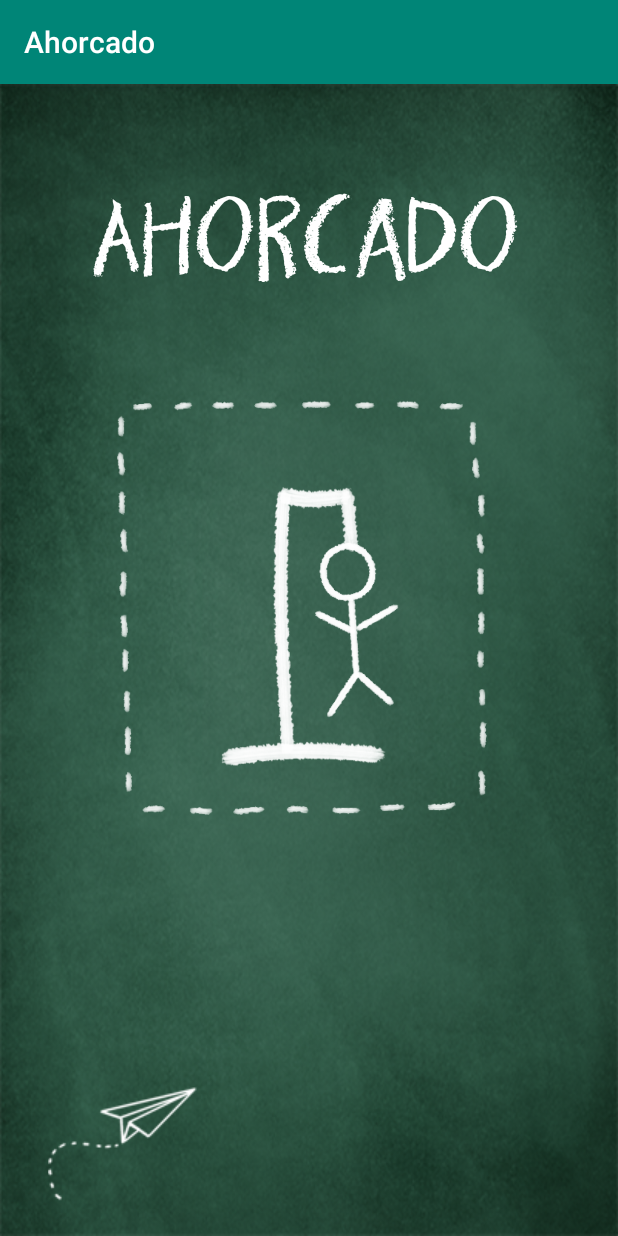
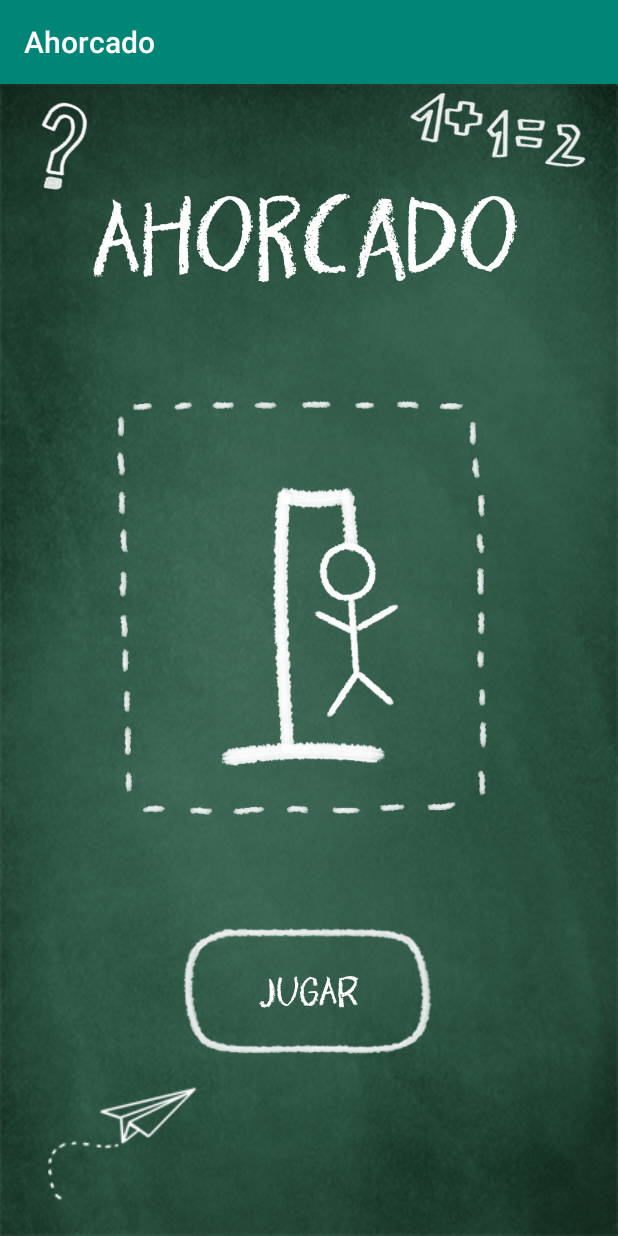
Before and after one commit to nicoleloupias/android-app, an Android app: the screen it shows after launch (MainActivity), on a phone screen of 412 x 824 dp. Run offline under Robolectric (Android 15) with nearby library versions, the phone set to English and light mode, and no system bars.

Commit message:
añadidoBotonesBien

```diff
--- a/app/src/main/java/com/example/ahorcado/MainActivity.java
+++ b/app/src/main/java/com/example/ahorcado/MainActivity.java
@@ -4,20 +4,24 @@ import androidx.appcompat.app.AppCompatActivity;
 
 import android.graphics.Typeface;
 import android.os.Bundle;
+import android.widget.Button;
 import android.widget.TextView;
 
 public class MainActivity extends AppCompatActivity {
 
     private TextView tv_tituloJuego;
+    private Button bt_jugar;
     @Override
     protected void onCreate(Bundle savedInstanceState) {
         super.onCreate(savedInstanceState);
         setContentView(R.layout.activity_main);
 
         tv_tituloJuego = findViewById(R.id.tv_tituloJuego);
+        bt_jugar = findViewById(R.id.bt_jugar);
 
         Typeface face=Typeface.createFromAsset(getAssets(),"fonts/pigment-demo.regular.otf");
         tv_tituloJuego.setTypeface(face);
+        bt_jugar.setTypeface(face);
 
 
     }
--- a/app/src/main/res/layout/activity_main.xml
+++ b/app/src/main/res/layout/activity_main.xml
@@ -52,5 +52,38 @@
         app:layout_constraintStart_toStartOf="parent"
         app:srcCompat="@drawable/avioncito" />
 
+    <ImageView
+        android:id="@+id/imageView4"
+        android:layout_width="164dp"
+        android:layout_height="62dp"
+        app:layout_constraintEnd_toEndOf="parent"
+        app:layout_constraintHorizontal_bias="1.0"
+        app:layout_constraintStart_toStartOf="parent"
+        app:srcCompat="@drawable/numbers"
+        tools:layout_editor_absoluteY="7dp" />
+
+    <ImageView
+        android:id="@+id/imageView6"
+        android:layout_width="50dp"
+        android:layout_height="74dp"
+        android:layout_marginStart="16dp"
+        android:layout_marginTop="4dp"
+        app:layout_constraintStart_toStartOf="parent"
+        app:layout_constraintTop_toTopOf="parent"
+        app:srcCompat="@drawable/question" />
+
+    <Button
+        android:id="@+id/bt_jugar"
+        android:layout_width="195dp"
+        android:layout_height="107dp"
+        android:layout_marginBottom="108dp"
+        android:background="@drawable/boton1"
+        android:text="@string/bt_jugar"
+        android:textColor="#FFFFFF"
+        android:textSize="30sp"
+        app:layout_constraintBottom_toBottomOf="parent"
+        app:layout_constraintEnd_toEndOf="parent"
+        app:layout_constraintStart_toStartOf="parent" />
+
 
 </androidx.constraintlayout.widget.ConstraintLayout>
```
Also changed, not shown: app/src/main/res/drawable/boton1.png (renamed from app/src/main/res/drawable/boton_tamaño1.png), app/src/main/res/drawable/boton2.png (renamed from app/src/main/res/drawable/boton_tamaño2.png).
